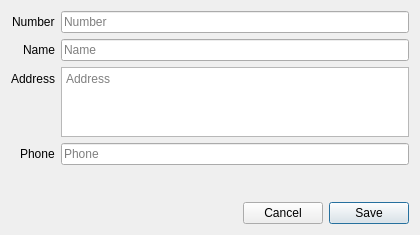
Old version of the form libgui/customer/customeradddialog.ui in the repository apinprastya/sultan.
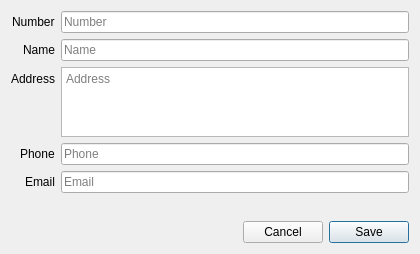
New version of the form.

Commit message: add email field to supliers and customers

Patch:
```diff
--- a/libgui/customer/customeradddialog.ui
+++ b/libgui/customer/customeradddialog.ui
@@ -7,7 +7,7 @@
     <x>0</x>
     <y>0</y>
     <width>420</width>
-    <height>235</height>
+    <height>254</height>
    </rect>
   </property>
   <property name="windowTitle">
@@ -84,6 +84,20 @@
        </property>
       </widget>
      </item>
+     <item row="4" column="0">
+      <widget class="QLabel" name="label_5">
+       <property name="text">
+        <string>Email</string>
+       </property>
+      </widget>
+     </item>
+     <item row="4" column="1">
+      <widget class="QLineEdit" name="lineEmail">
+       <property name="placeholderText">
+        <string>Email</string>
+       </property>
+      </widget>
+     </item>
     </layout>
    </item>
    <item>
```
The commit also changes 7 other files.
